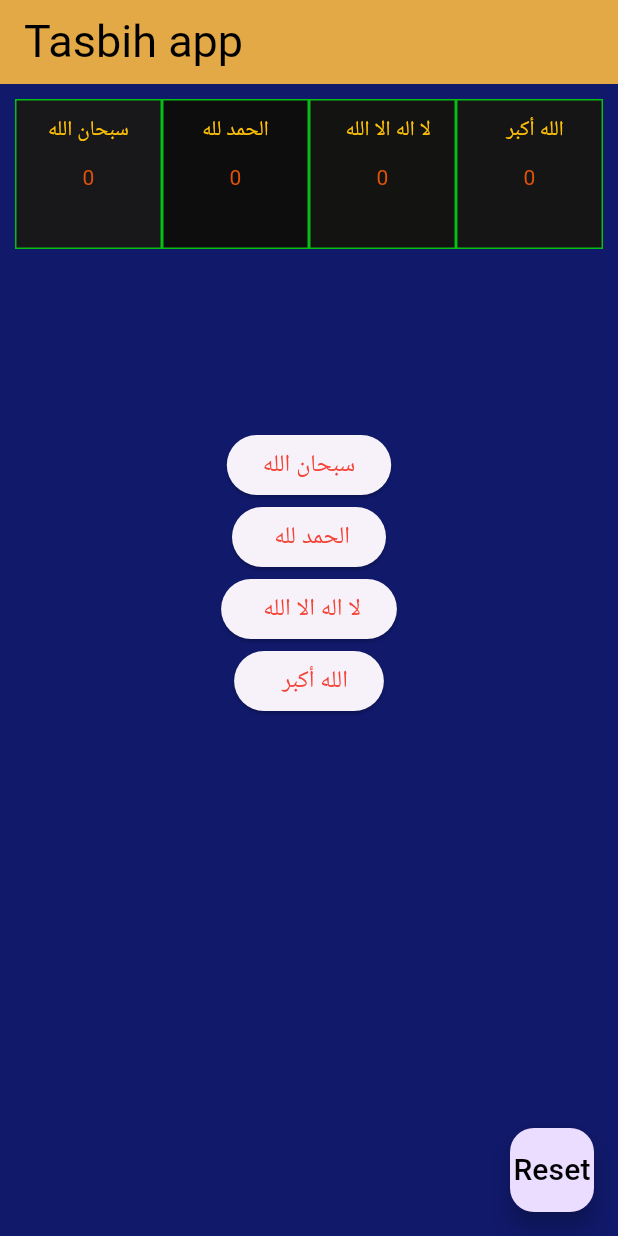
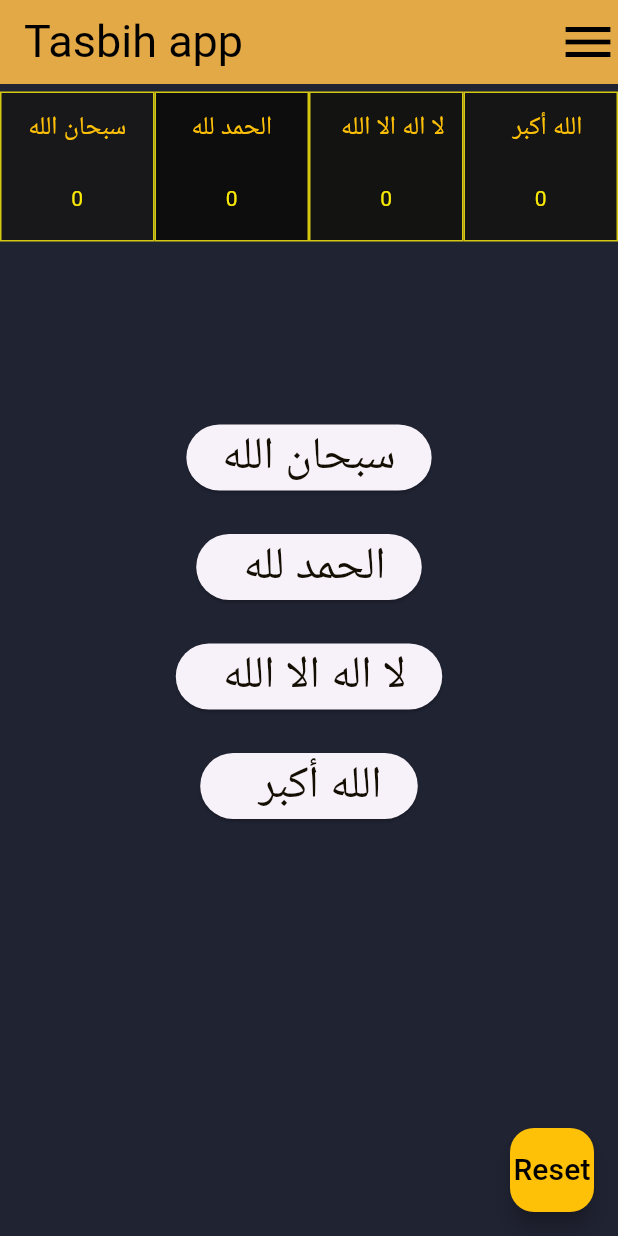
Before and after one commit to MohamedAliShaltoot/Tasbih-application, a Flutter app: the screen it shows after launch, on a phone screen of 412 x 824 dp. Run offline on Flutter 3.47's test engine with Material 3 defaults, Android fonts, the light colour scheme and no system bars.

Commit message:
finishing App with new UI Design

```diff
--- a/flutter_application_1/lib/customWidgets/custom_text_widget.dart
+++ b/flutter_application_1/lib/customWidgets/custom_text_widget.dart
@@ -2,11 +2,12 @@ import 'package:flutter/material.dart';
 
 class CustomTextWidget extends StatelessWidget {
   const CustomTextWidget({
-    super.key, required this.label,
+    super.key, required this.label, this.fontsize=17,
   });
 final String label;
+final double? fontsize;
   @override
   Widget build(BuildContext context) {
-    return  Text(label,style: const TextStyle(color: Colors.amber),textAlign: TextAlign.center,);
+    return  Text(label,style:  TextStyle(color: Colors.amber,fontSize:fontsize),textAlign: TextAlign.center,);
   }
 }
--- a/flutter_application_1/lib/main.dart
+++ b/flutter_application_1/lib/main.dart
@@ -1,7 +1,6 @@
 import 'package:flutter/material.dart';
 import 'package:flutter_application_1/customWidgets/custom_button_text_widget.dart';
 import 'package:flutter_application_1/customWidgets/custom_text_widget.dart';
-
 
 void main() {
   runApp(const MyApp());
@@ -22,12 +21,14 @@ class _MyAppState extends State<MyApp> {
 
   @override
   Widget build(BuildContext context) {
-    double widthScreen= MediaQuery.of(context).size.width;
-    double heightScreen= MediaQuery.of(context).size.height;
+    double widthScreen = MediaQuery.of(context).size.width;
+    double heightScreen = MediaQuery.of(context).size.height;
     return MaterialApp(
       debugShowCheckedModeBanner: false,
       home: Scaffold(
+       floatingActionButtonAnimator: FloatingActionButtonAnimator.scaling,
         floatingActionButton: FloatingActionButton(
+          backgroundColor: Colors.amber,
             onPressed: () {
               setState(() {
                 sobhan = 0;
@@ -36,36 +37,38 @@ class _MyAppState extends State<MyApp> {
                 alla = 0;
               });
             },
-          child:const CustomBottonTextWIdget(text: "Reset", color: Colors.black,fontsize: 20,)
-
-
-        ),
+            child: const CustomBottonTextWIdget(
+              text: "Reset",
+              color: Colors.black,
+              fontsize: 20,
+            )),
         appBar: AppBar(
           backgroundColor: const Color.fromARGB(255, 227, 169, 70),
           title: const Text(
             "Tasbih app",
             style: TextStyle(color: Colors.black, fontSize: 30),
           ),
+          actions: const [Icon(Icons.menu,size: 40,grade: 100,color: Colors.black)],
         ),
-        body: Container(
-          color: const Color.fromARGB(255, 16, 25, 106),
+        body: SafeArea(
+          child: Container(
+            color: const Color.fromARGB(255, 32, 35, 50),
             width: widthScreen,
-          height:heightScreen,
-          padding: const EdgeInsets.all(10),
+            height: heightScreen,
+            padding: const EdgeInsets.only(top: 5),
             child: Column(
-
               children: [
                 Row(
-                mainAxisAlignment: MainAxisAlignment.spaceBetween,
+                  mainAxisAlignment: MainAxisAlignment.spaceEvenly,
                   children: [
                     Expanded(
                       flex: 2,
                       child: Container(
                           padding: const EdgeInsets.symmetric(
                               horizontal: 10, vertical: 10),
-                        decoration: BoxDecoration(
+                          decoration:  BoxDecoration(
                              border: Border.all(
-                              color: const Color.fromARGB(255, 8, 189, 20)),
+                                color: const Color.fromARGB(255, 213, 200, 19)),
                             color: const Color.fromARGB(255, 24, 24, 27),
                           ),
                           width: 20,
@@ -76,12 +79,12 @@ class _MyAppState extends State<MyApp> {
                                 label: "سبحان الله",
                               ),
                               const SizedBox(
-                              height: 10,
+                                height: 25,
                               ),
                               Text(
                                 "$sobhan",
                                 style: const TextStyle(
-                                  color: Color.fromARGB(255, 226, 82, 5)),
+                                    color: Color.fromARGB(255, 250, 234, 4)),
                                 textAlign: TextAlign.center,
                               )
                             ],
@@ -94,7 +97,7 @@ class _MyAppState extends State<MyApp> {
                               horizontal: 10, vertical: 10),
                           decoration: BoxDecoration(
                             border: Border.all(
-                              color: const Color.fromARGB(255, 8, 189, 20)),
+                                color: const Color.fromARGB(255, 213, 200, 19)),
                             color: const Color.fromARGB(255, 13, 13, 13),
                           ),
                           width: 20,
@@ -103,12 +106,12 @@ class _MyAppState extends State<MyApp> {
                             children: [
                               const CustomTextWidget(label: "الحمد لله"),
                               const SizedBox(
-                              height: 10,
+                                height: 25,
                               ),
                               Text(
                                 "$alhamd",
                                 style: const TextStyle(
-                                  color: Color.fromARGB(255, 226, 82, 5)),
+                                    color: Color.fromARGB(255, 250, 234, 4)),
                                 textAlign: TextAlign.center,
                               )
                             ],
@@ -121,7 +124,7 @@ class _MyAppState extends State<MyApp> {
                               horizontal: 10, vertical: 10),
                           decoration: BoxDecoration(
                             border: Border.all(
-                              color: const Color.fromARGB(255, 8, 189, 20)),
+                                color: const Color.fromARGB(255, 213, 200, 19)),
                             color: const Color.fromARGB(255, 19, 19, 18),
                           ),
                           width: 20,
@@ -130,12 +133,12 @@ class _MyAppState extends State<MyApp> {
                             children: [
                               const CustomTextWidget(label: "  لا اله الا الله"),
                               const SizedBox(
-                              height: 10,
+                                height: 25,
                               ),
                               Text(
                                 "$laaaelaha",
                                 style: const TextStyle(
-                                  color: Color.fromARGB(255, 226, 82, 5)),
+                                    color: Color.fromARGB(255, 250, 234, 4)),
                                 textAlign: TextAlign.center,
                               )
                             ],
@@ -148,7 +151,7 @@ class _MyAppState extends State<MyApp> {
                             horizontal: 10, vertical: 10),
                         decoration: BoxDecoration(
                           border: Border.all(
-                              color: const Color.fromARGB(255, 8, 189, 20)),
+                              color: const Color.fromARGB(255, 213, 200, 19)),
                           color: const Color.fromARGB(255, 22, 21, 21),
                         ),
                         width: 20,
@@ -157,50 +160,87 @@ class _MyAppState extends State<MyApp> {
                           children: [
                             const CustomTextWidget(label: "  الله أكبر"),
                             const SizedBox(
-                              height: 10,
+                              height: 25,
                             ),
                             Text(
                               "$alla",
                               style: const TextStyle(
-                                  color: Color.fromARGB(255, 226, 82, 5)),
+                                  color: Color.fromARGB(255, 250, 234, 4)),
                               textAlign: TextAlign.center,
                             )
                           ],
-                        )),
+                        ),
+                      ),
                     ),
                   ],
                 ),
                 const SizedBox(
                   height: 120,
                 ),
+
+
                 ElevatedButton(
                   onPressed: () {
                     setState(() {});
                     sobhan++;
                   },
                   child: const CustomBottonTextWIdget(
-                    text: "سبحان الله", color: Colors.red,
-                  )),
+                    text: "سبحان الله",
+                    color: Color.fromARGB(255, 19, 13, 2),
+                    fontsize: 30,
+                  ),
+                ),
+                            const SizedBox(
+                              height: 25,
+                            ),
+
+
                 ElevatedButton(
                   onPressed: () {
                     setState(() {});
                     alhamd++;
                   },
-                  child: const CustomBottonTextWIdget(text: " الحمد لله", color: Colors.red,)),
+                  child: const CustomBottonTextWIdget(
+                    text: " الحمد لله",
+                    color:  Color.fromARGB(255, 19, 13, 2),
+                    fontsize: 30,
+                  ),
+                ),
+                            const SizedBox(
+                              height: 25,
+                            ),
+
+
                 ElevatedButton(
                   onPressed: () {
                     setState(() {});
                     laaaelaha++;
                   },
-                  child:
-                      const CustomBottonTextWIdget(text: " لا اله الا الله", color: Colors.red,)),
+                  child: const CustomBottonTextWIdget(
+                    text: " لا اله الا الله",
+                    color:  Color.fromARGB(255, 19, 13, 2),
+                    fontsize: 30,
+                  ),
+                ),
+
+                                          const SizedBox(
+                              height: 25,
+                            ),
+
                 ElevatedButton(
                   onPressed: () {
                     setState(() {});
                     alla++;
                   },
-                  child: const CustomBottonTextWIdget(text: "  الله أكبر", color: Colors.red,)),
+                  child: const CustomBottonTextWIdget(
+                    text: "  الله أكبر",
+                    color: Color.fromARGB(255, 19, 13, 2),
+                    fontsize: 30,
+                  ),
+                ),
+
               ],
+            ),
           ),
         ),
       ),
```
Lines whose indentation alone changed are shown as unchanged.
